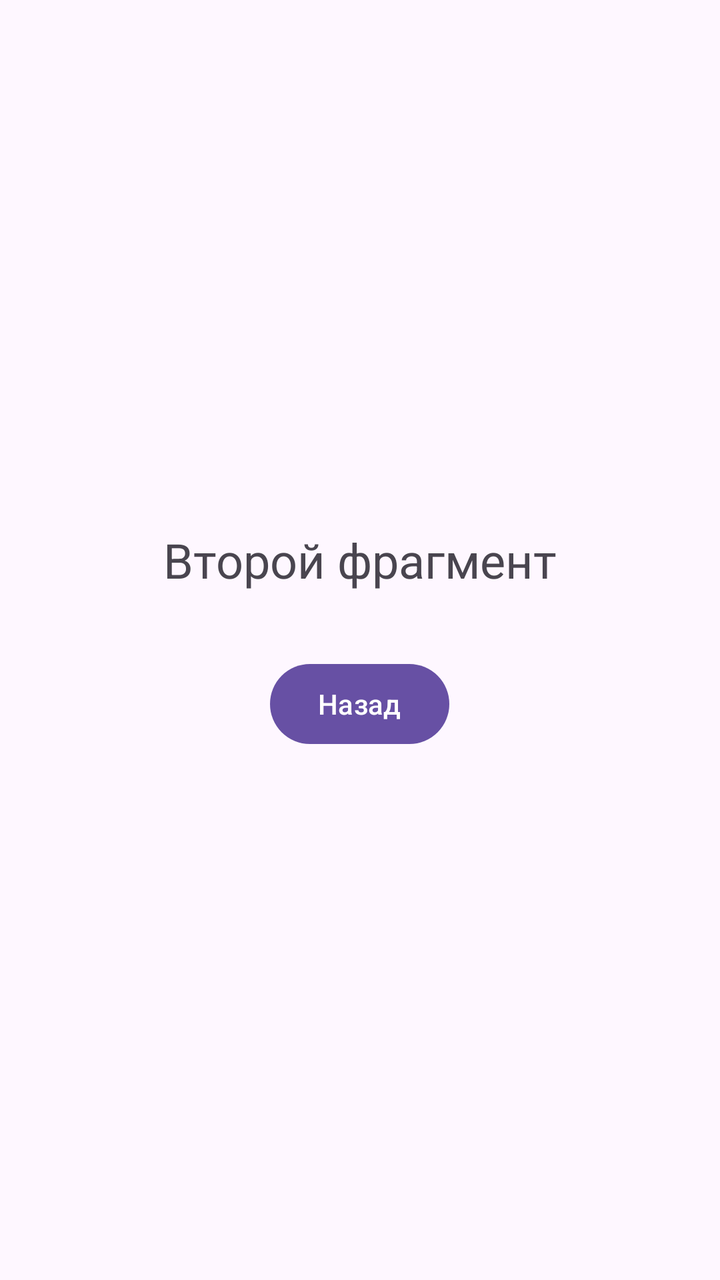
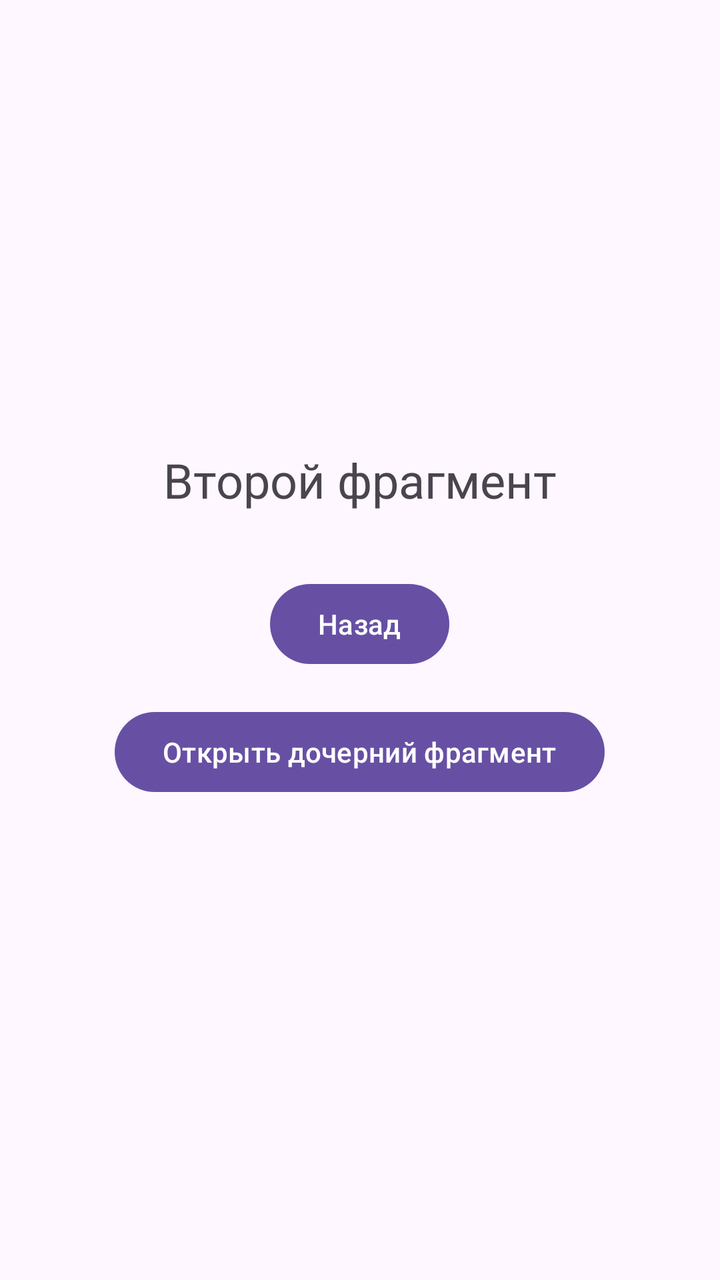

Two renders of the same Android screen: before a commit and after it. Below are the layout's source before the change and the commit's diff.
<!-- AndroidManifest.xml: application theme Theme.Lr2 -->
<!-- res/layout/fragment_second.xml -->
<?xml version="1.0" encoding="utf-8"?>
<LinearLayout xmlns:android="http://schemas.android.com/apk/res/android"
    android:layout_width="match_parent"
    android:layout_height="match_parent"
    android:orientation="vertical"
    android:gravity="center"
    android:padding="16dp">

    <TextView
        android:layout_width="wrap_content"
        android:layout_height="wrap_content"
        android:text="Второй фрагмент"
        android:textSize="24sp"
        android:layout_marginBottom="32dp"/>

    <Button
        android:id="@+id/btnBack"
        android:layout_width="wrap_content"
        android:layout_height="wrap_content"
        android:text="Назад"/>

</LinearLayout>
<!-- resources referenced by this layout -->
<resources>
  <style name="Theme.Lr2" parent="Base.Theme.Lr2" />
  <style name="Base.Theme.Lr2" parent="Theme.Material3.DayNight.NoActionBar">
          
          
      </style>
</resources>

<!-- the commit's change to res/layout/fragment_second.xml (unified diff, before → after) -->
@@ -19,4 +19,17 @@
         android:layout_height="wrap_content"
         android:text="Назад"/>
 
+    <Button
+        android:id="@+id/btnOpenChild"
+        android:layout_width="wrap_content"
+        android:layout_height="wrap_content"
+        android:text="Открыть дочерний фрагмент"
+        android:layout_marginTop="16dp"/>
+
+    <FrameLayout
+        android:id="@+id/child_container"
+        android:layout_width="match_parent"
+        android:layout_height="wrap_content"
+        android:layout_marginTop="16dp"/>
+
 </LinearLayout>
